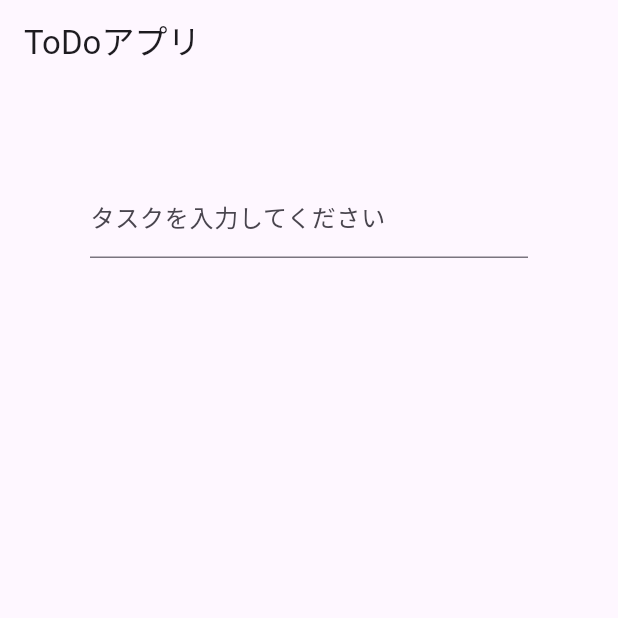
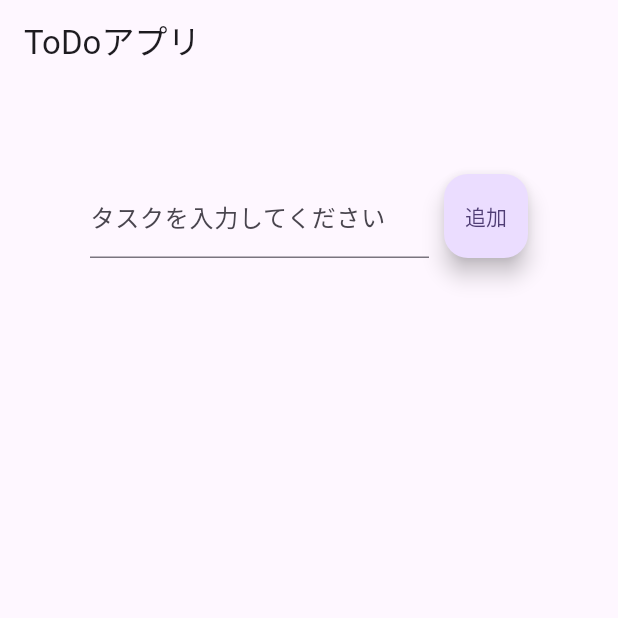
Before and after one commit to fujiki-yuya/flutter_study, a Flutter app: the screen it shows after launch, on a phone screen of 412 x 824 dp, the top half of it. Run offline on Flutter 3.47's test engine with Material 2 defaults, Android fonts, the phone set to English and light mode, and no system bars.

Commit message:
toDoリストに追加の処理と表示の実装

```diff
--- a/lib/todo_app.dart
+++ b/lib/todo_app.dart
@@ -1,5 +1,3 @@
-import 'dart:ffi';
-
 import 'package:flutter/material.dart';
 
 class TodoListScreen extends StatefulWidget {
@@ -12,11 +10,13 @@ class TodoListScreen extends StatefulWidget {
 class _TodoListScreenState extends State<TodoListScreen> {
   String _taskInput = '';
   final List<String> _taskList = [];
+  final TextEditingController _taskController = TextEditingController();
 
   void _addTask() {
     setState(() {
       _taskList.add(_taskInput);
       _taskInput = '';
+      _taskController.clear();
     });
   }
 
@@ -30,17 +30,43 @@ class _TodoListScreenState extends State<TodoListScreen> {
         children: [
           Padding(
             padding: const EdgeInsets.all(60.0),
+            child: Row(
+              children: [
+                Expanded(
                   child: TextField(
                     onChanged: (value) {
                       setState(() {
                         _taskInput = value;
                       });
                     },
+                    controller: _taskController,
                     decoration: const InputDecoration(
                       labelText: 'タスクを入力してください',
                     ),
                   ),
                 ),
+                const SizedBox(
+                  width: 10,
+                ),
+                FloatingActionButton(
+                  onPressed: _addTask,
+                  child: const Text('追加'),
+                ),
+              ],
+            ),
+          ),
+
+          // ToDoリストを表示する
+          Expanded(
+            child: ListView.builder(
+              itemCount: _taskList.length,
+              itemBuilder: (context, index) {
+                return ListTile(
+                  title: Text(_taskList[index]),
+                );
+              },
+            ),
+          )
         ],
       ),
     );
```
Lines whose indentation alone changed are shown as unchanged.
